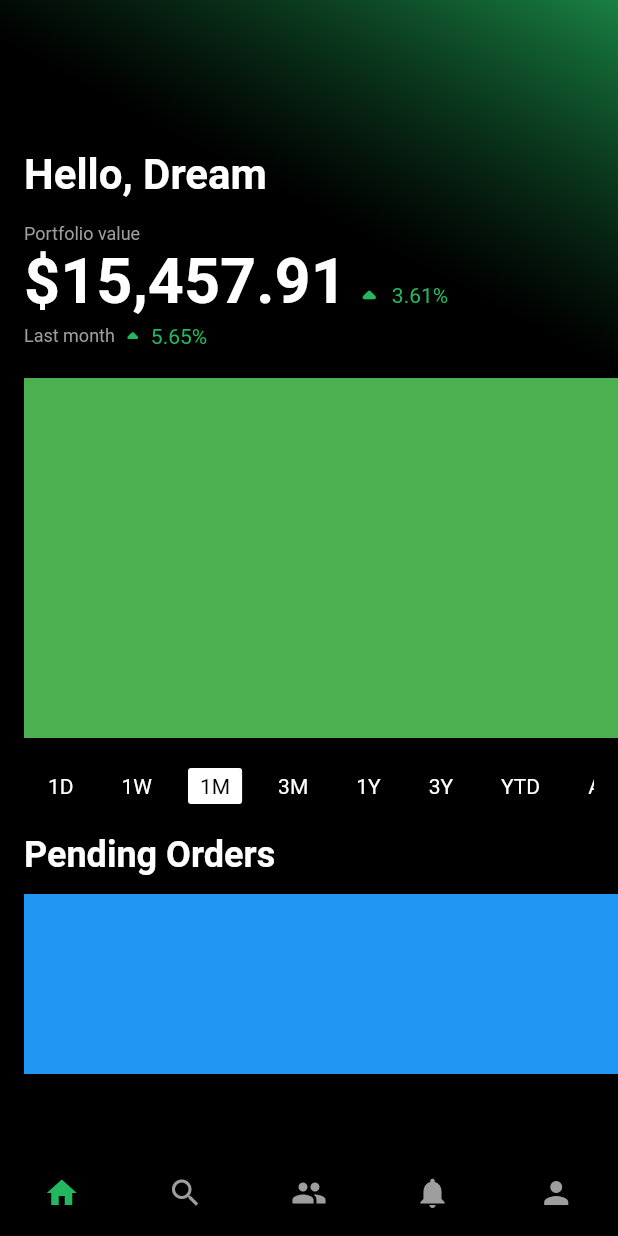
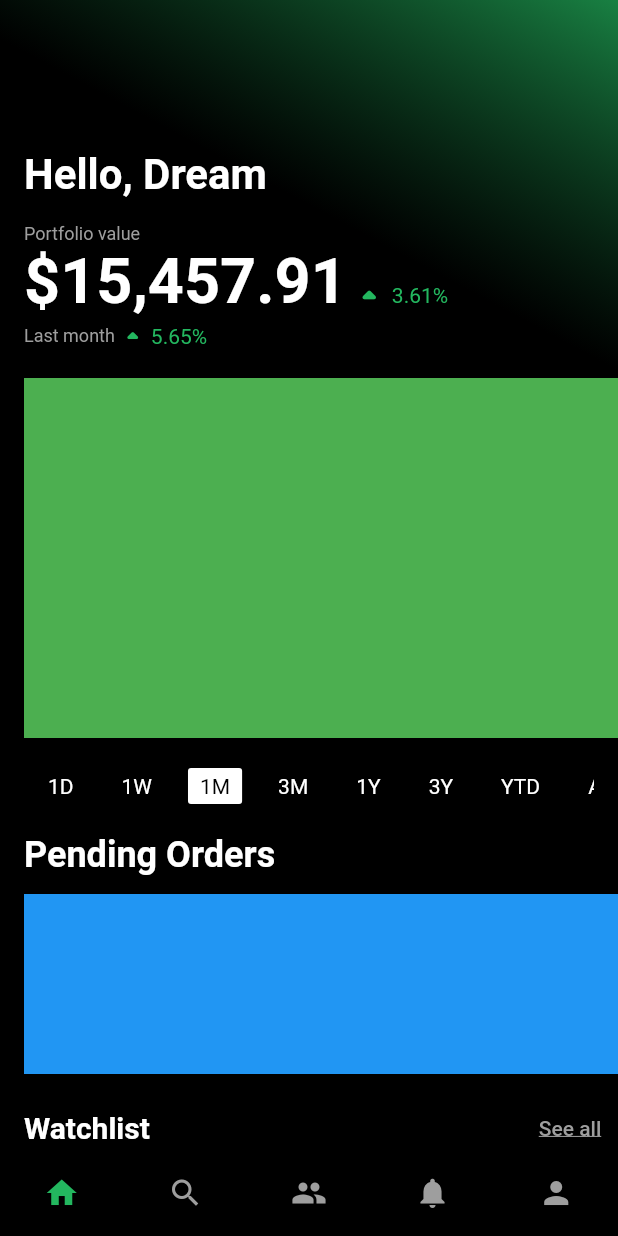
Before and after one commit to JAICHANGPARK/flutter_notebook_chapter_21, a Flutter app: the screen it shows after launch, on a phone screen of 412 x 824 dp. Run offline on Flutter 3.47's test engine with Material 2 defaults, Android fonts, the light colour scheme and no system bars; our stand-ins replace badges, fl_chart, flutter_riverpod; missing offline and left inert: candlesticks.

Commit message:
Update investment_home_page.dart

```diff
--- a/lib/ep1221_investment_app/src/ui/investment_home_page.dart
+++ b/lib/ep1221_investment_app/src/ui/investment_home_page.dart
@@ -175,6 +175,31 @@ class _InvestmentHomePageState extends State<InvestmentHomePage> {
                         decoration: BoxDecoration(
                           color: Colors.blue,
                         ),
+                      ),
+                      Row(
+                        mainAxisAlignment: MainAxisAlignment.spaceBetween,
+                        children: [
+                          Text(
+                            "Watchlist",
+                            style: TextStyle(
+                              fontWeight: FontWeight.bold,
+                              color: Colors.white,
+                              fontSize: 20,
+                            ),
+                          ),
+                          TextButton(
+                            onPressed: () {},
+                            child: Text(
+                              "See all",
+                              style: TextStyle(
+                                decoration: TextDecoration.underline
+                              ),
+                            ),
+                            style: TextButton.styleFrom(
+                              primary: Colors.grey,
+                            ),
+                          )
+                        ],
                       )
                     ],
                   ),
```
